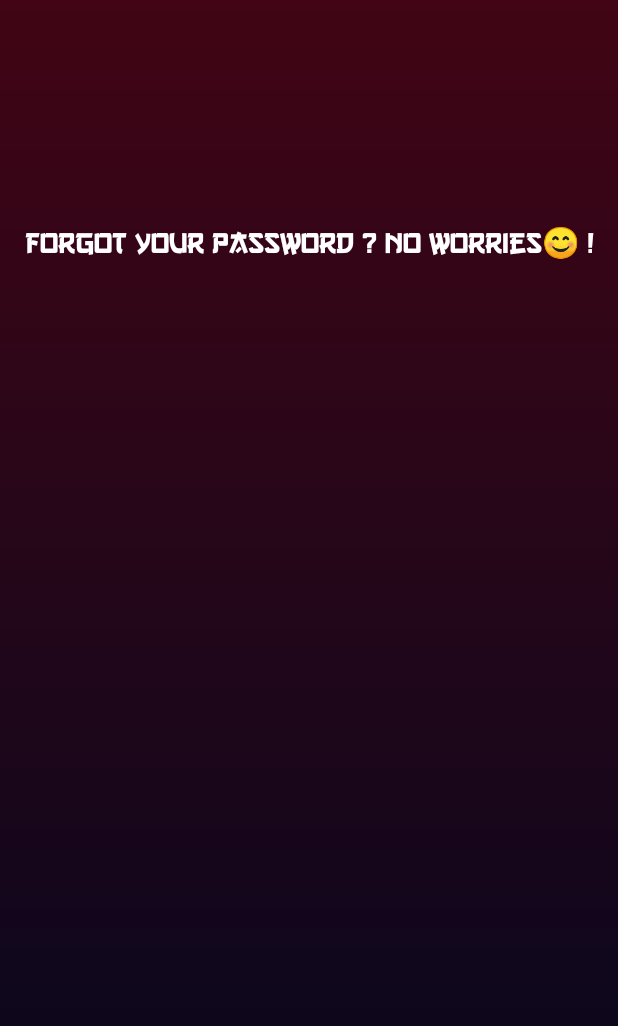
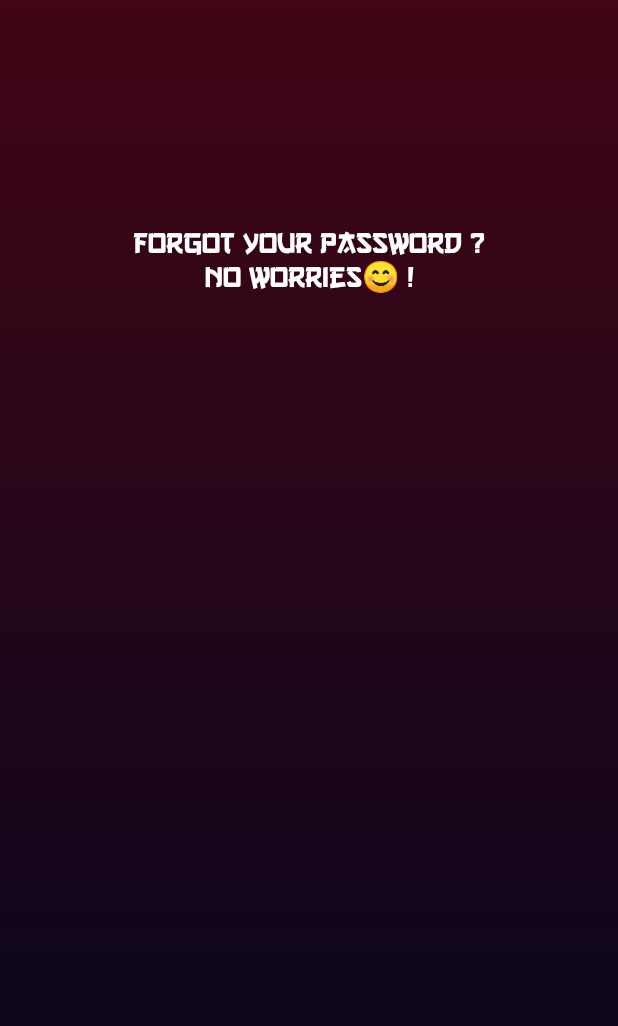
Before and after one commit to LochanaNK/AniPal, an Android app: the ForgotPassword screen opened directly, with no data from a screen before it, on a phone screen of 412 x 824 dp. Shown: the top 1026 px of the screen. Run offline under Robolectric (Android 15) with nearby library versions, the phone set to English and light mode, and no system bars.

Commit message:
Updated the forgot password page

```diff
--- a/app/src/main/res/layout/activity_forgot_password.xml
+++ b/app/src/main/res/layout/activity_forgot_password.xml
@@ -7,7 +7,7 @@
 
     <TextView
         android:id="@+id/forgot_password_title"
-        android:layout_width="wrap_content"
+        android:layout_width="250dp"
         android:layout_height="wrap_content"
         android:layout_marginTop="150dp"
         android:text="@string/forgot_password_title"
```
